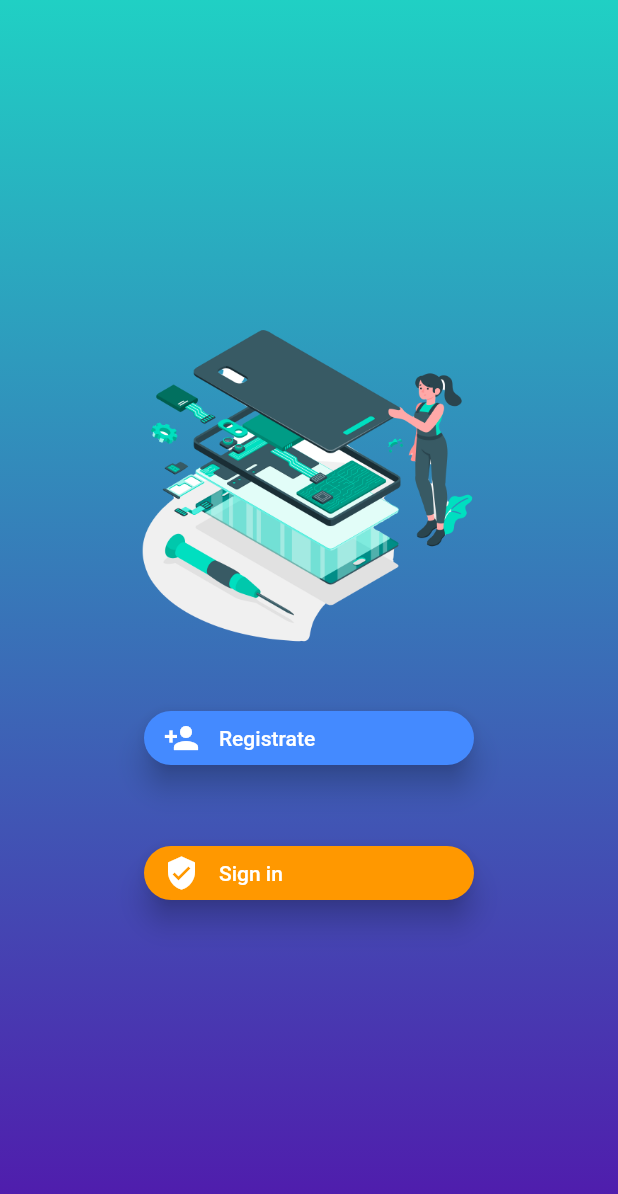
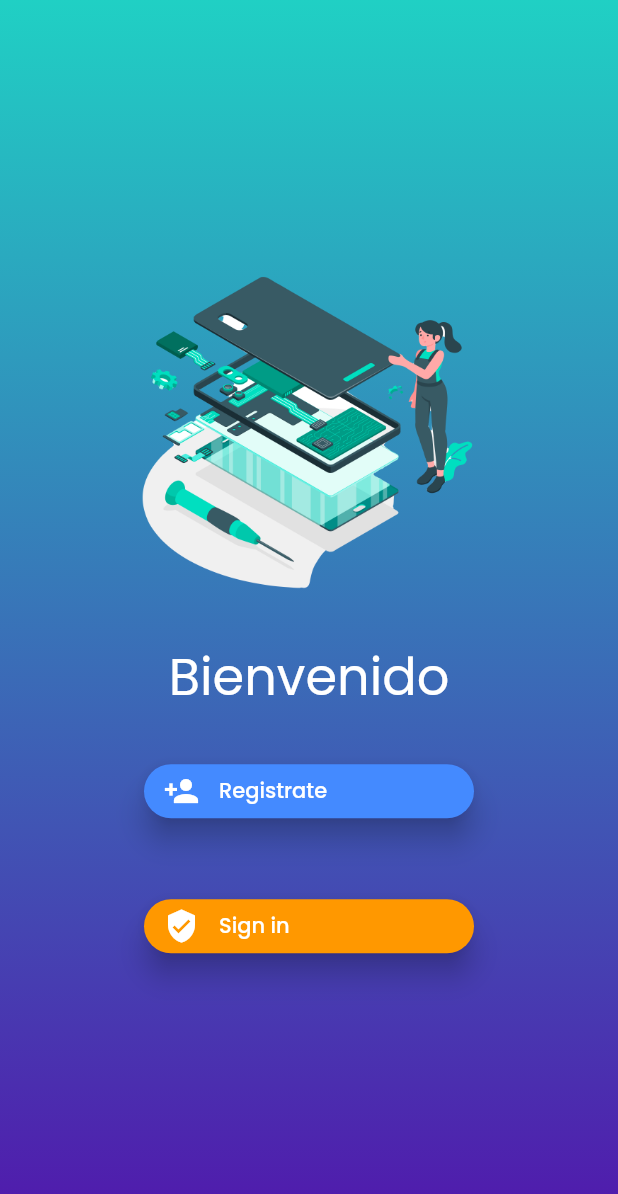
Before and after one commit to Juan94e/FlutterApp, a Flutter app: the screen it shows after launch, on a phone screen of 412 x 824 dp. Shown: the top 1194 px of the screen. Run offline on Flutter 3.47's test engine with Material 2 defaults, Android fonts, the phone set to English and light mode, and no system bars; our stand-ins replace firebase_auth, firebase_core, flutter_signin_button, get, google_fonts, google_sign_in; accounts and stored records are empty.

Commit message:
welcome page terminada, empiezo con register page

```diff
--- a/lib/main.dart
+++ b/lib/main.dart
@@ -1,3 +1,4 @@
+import 'package:fire_todo_app/presentation/theme.dart';
 import 'package:fire_todo_app/routes/my_routes.dart';
 import 'package:flutter/material.dart';
 import 'package:firebase_core/firebase_core.dart';
@@ -9,6 +10,7 @@ void main() async {
   runApp(
     GetMaterialApp(
       debugShowCheckedModeBanner: false,
+      theme: lightTheme,
       initialRoute: '/welcomepage',
       navigatorKey: Get.key,
       getPages: routes(),
--- a/lib/pages/welcome_page.dart
+++ b/lib/pages/welcome_page.dart
@@ -12,10 +12,7 @@ class WelcomePage extends StatelessWidget {
           gradient: LinearGradient(
             begin: Alignment.topCenter,
             end: Alignment.bottomCenter,
-            colors: [
-              DeliveryColors.green,
-              DeliveryColors.purple,
-            ],
+            colors: deliveryGradients,
           ),
         ),
         child: Column(
@@ -25,17 +22,24 @@ class WelcomePage extends StatelessWidget {
             Container(
               child: CircleAvatar(
                 backgroundColor: Colors.transparent,
-                radius: 130,
+                radius: 130, // tamaño de la imagen
                 child: Padding(
                   padding: const EdgeInsets.all(12),
                   child: Image.asset('assets/images/repairs.png'),
                 ),
               ),
             ),
-            // SizedBox(
-            //   height: 30.0,
-            // ),
-            // Text('Bienvenido a Nito-App', textAlign),
+            SizedBox(
+              height: 10.0,
+            ),
+            Text(
+              'Bienvenido',
+              textAlign: TextAlign.center,
+              style: Theme.of(context).textTheme.headline4,
+            ),
+            SizedBox(
+              height: 10.0,
+            ),
             Container(
               //como ponerle un shadow del otro color
               child: SignInButtonBuilder(
--- a/lib/presentation/theme.dart
+++ b/lib/presentation/theme.dart
@@ -1,4 +1,5 @@
 import 'package:flutter/material.dart';
+import 'package:google_fonts/google_fonts.dart';
 
 class DeliveryColors {
   static final purple = Color(0xFF5117AC);
@@ -9,3 +10,16 @@ class DeliveryColors {
   static final white = Color(0xFFFFFFFF);
   static final pink = Color(0xFFF5638B);
 }
+
+final deliveryGradients = [
+  DeliveryColors.green,
+  DeliveryColors.purple,
+];
+
+//diegodeveloper
+final lightTheme = ThemeData(
+  textTheme: GoogleFonts.poppinsTextTheme().apply(
+    bodyColor: DeliveryColors.white,
+    displayColor: DeliveryColors.white,
+  ),
+);
```
